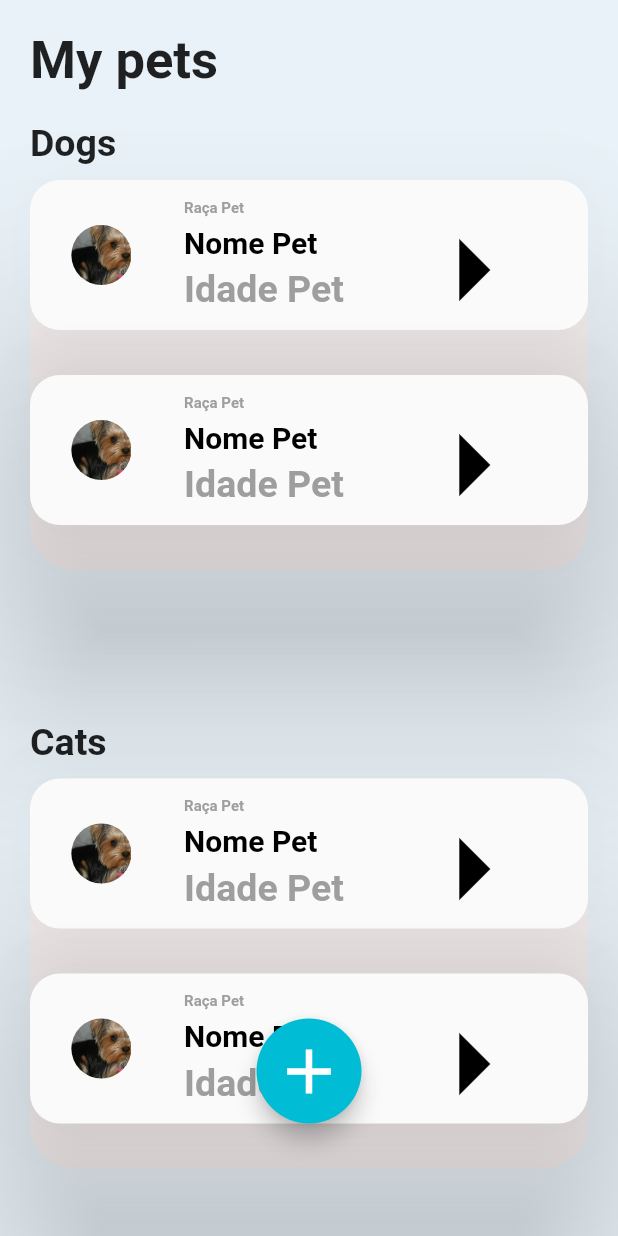
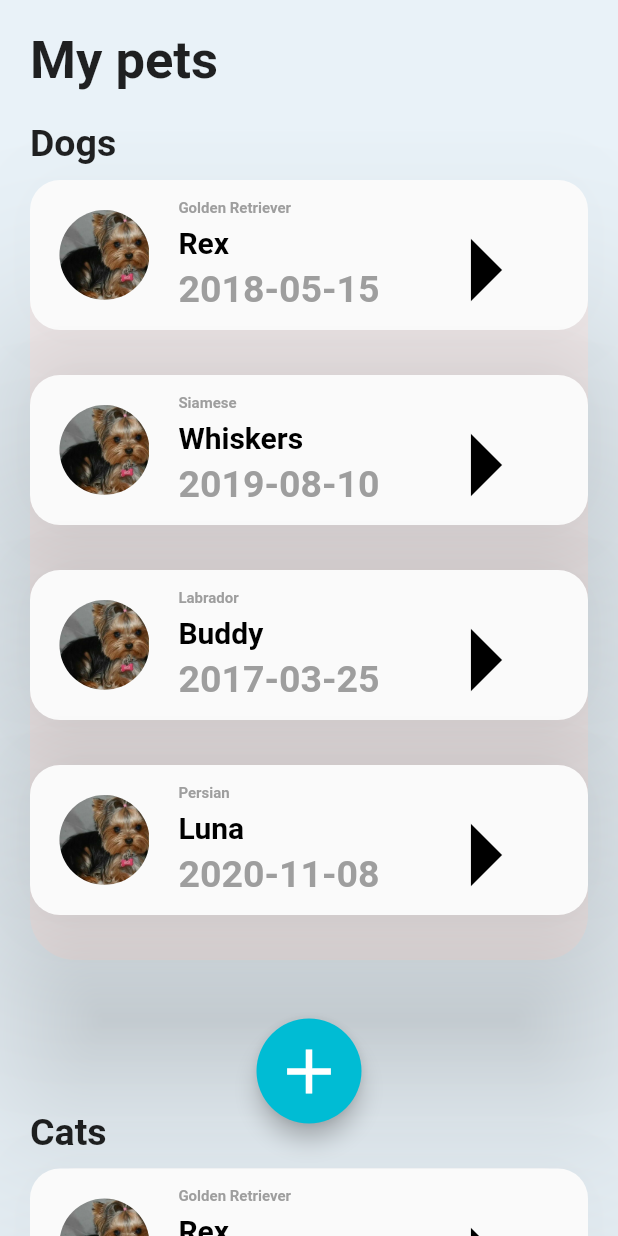
Before and after one commit to Fabricio-SM/Projeto-Flutter, a Flutter app: the PetsMenu screen opened directly, on a phone screen of 412 x 824 dp. Run offline on Flutter 3.47's test engine with Material 2 defaults, Android fonts, the phone set to English and light mode, and no system bars; Roboto replaces fonts that are missing (helvetica).

Commit message:
Inserção Provider tela pet

```diff
--- a/lib/models/pet.dart
+++ b/lib/models/pet.dart
@@ -2,7 +2,7 @@ class Pet {
   final String tipo;
   final String nome;
   final String raca;
-  final DateTime dataNasc;
+  final String dataNasc;
 
-  const Pet(this.tipo, this.nome, this.raca, this.dataNasc);
+  const Pet(this.tipo, this.nome, this.raca, this.dataNasc,);
 }
--- a/lib/routes/pets_menu_page.dart
+++ b/lib/routes/pets_menu_page.dart
@@ -45,7 +45,8 @@ class _PetsMenuState extends State<PetsMenu> {
                     SizedBox(height: 20),
                     Text(
                       "Dogs",
-                  style: TextStyle(fontSize: 25, fontWeight: FontWeight.bold),
+                      style:
+                          TextStyle(fontSize: 25, fontWeight: FontWeight.bold),
                       textAlign: TextAlign.start,
                     ),
                     Container(
@@ -53,27 +54,30 @@ class _PetsMenuState extends State<PetsMenu> {
                       width: 1080,
                       decoration: BoxDecoration(
                         color: Color.fromARGB(236, 247, 239, 239),
-                      borderRadius: BorderRadius.circular(30)),
-                  child: Column(children: [
-                    ListView(
+                        borderRadius: BorderRadius.circular(30),
+                      ),
+                      child: ListView.builder(
                         shrinkWrap: true,
-                      children: [
-                        Container(
-                          margin: EdgeInsets.only(bottom: 30.0),
-                          child: PetCard(),
+                        itemCount: cache.listPet.length,
+                        itemBuilder: (context, index) {
+                          return Padding(
+                            padding: const EdgeInsets.only(bottom: 30),
+                            child: PetCard(
+                              cache.listPet[index].nome,
+                              pets: cache.listPet,
+                              index: index,
                             ),
-                        Container(
-                          margin: EdgeInsets.only(bottom: 30.0),
-                          child: PetCard(),
+                          );
+                        },
                       ),
-                      ],
-                    )
-                  ]),
                     ),
                     SizedBox(height: 50),
                     Text(
                       "Cats",
-                  style: TextStyle(fontSize: 25, fontWeight: FontWeight.bold),
+                      style: TextStyle(
+                        fontSize: 25,
+                        fontWeight: FontWeight.bold,
+                      ),
                     ),
                     Container(
                       margin: EdgeInsets.only(bottom: 160, top: 10),
@@ -82,19 +86,20 @@ class _PetsMenuState extends State<PetsMenu> {
                           color: Color.fromARGB(236, 247, 239, 239),
                           borderRadius: BorderRadius.circular(30)),
                       child: Column(children: [
-                    ListView(
+                        ListView.builder(
                           shrinkWrap: true,
-                      children: [
-                        Container(
-                          margin: EdgeInsets.only(bottom: 30.0),
-                          child: PetCard(),
+                          itemCount: cache.listPet.length,
+                          itemBuilder: (context, index) {
+                            return Padding(
+                              padding: const EdgeInsets.only(bottom: 30),
+                              child: PetCard(
+                                cache.listPet[index].nome,
+                                pets: cache.listPet,
+                                index: index,
                               ),
-                        Container(
-                          margin: EdgeInsets.only(bottom: 30.0),
-                          child: PetCard(),
+                            );
+                          },
                         ),
-                      ],
-                    )
                       ]),
                     ),
                   ],
@@ -119,8 +124,10 @@ class _PetsMenuState extends State<PetsMenu> {
               ),
             ),
           ),
-      floatingActionButtonLocation: FloatingActionButtonLocation.centerFloat,
-    );},
+          floatingActionButtonLocation:
+              FloatingActionButtonLocation.centerFloat,
+        );
+      },
     );
   }
 }
--- a/lib/widgets/card.dart
+++ b/lib/widgets/card.dart
@@ -1,16 +1,17 @@
 // ignore_for_file: prefer_const_constructors, prefer_const_literals_to_create_immutables
 
 import 'package:flutter/material.dart';
-import 'package:provider/provider.dart';
-import 'package:trabalho_pdm/widgets/pet_cache.dart';
+import 'package:trabalho_pdm/models/pet.dart';
 
 class PetCard extends StatelessWidget {
-  const PetCard({super.key});
+  final List<Pet> pets;
+  final int index;
+
+  const PetCard(String nome,
+      {super.key, required this.pets, required this.index});
 
   @override
   Widget build(BuildContext context) {
-    return Consumer<PetCache>(
-      builder: (context, cache, _) {
     return Material(
       borderRadius: const BorderRadius.all(
         Radius.circular(20),
@@ -26,7 +27,7 @@ class PetCard extends StatelessWidget {
           mainAxisAlignment: MainAxisAlignment.spaceAround,
           children: [
             Container(
-                  width: 40,
+              width: 60,
               decoration: BoxDecoration(
                 shape: BoxShape.circle,
                 border: Border.all(
@@ -47,24 +48,24 @@ class PetCard extends StatelessWidget {
                     crossAxisAlignment: CrossAxisAlignment.start,
                     children: [
                       Text(
-                            //cache.listPet[0].raca,
-                            "Raça Pet",
+                        pets[index].raca,
+                        //"Raça Pet",
                         style: TextStyle(
                             fontSize: 10,
                             color: Colors.grey,
                             fontWeight: FontWeight.bold),
                       ),
                       Text(
-                            //cache.listPet[0].nome,
-                            "Nome Pet",
+                        pets[index].nome,
+                        //"Nome Pet",
                         style: TextStyle(
                             fontSize: 20,
                             color: Color.fromARGB(255, 0, 0, 0),
                             fontWeight: FontWeight.bold),
                       ),
                       Text(
-                            //cache.listPet[0].dataNasc,
-                            "Idade Pet",
+                        pets[index].dataNasc,
+                        //"Idade Pet",
                         style: TextStyle(
                             fontSize: 25,
                             color: Colors.grey,
@@ -85,7 +86,5 @@ class PetCard extends StatelessWidget {
         ),
       ),
     );
-      },
-    );
   }
 }
--- a/lib/widgets/pet_cache.dart
+++ b/lib/widgets/pet_cache.dart
@@ -1,3 +1,5 @@
+// ignore_for_file: prefer_const_constructors
+
 import 'dart:collection';
 import 'package:flutter/material.dart';
 import 'package:trabalho_pdm/models/pet.dart';
@@ -6,12 +8,16 @@ class PetCache extends ChangeNotifier {
   var _indexP = -1;
 
   final List<Pet> _pets = [
-    //Pet(tipo, nome, raca, dataNasc),
+    Pet('Cão', 'Rex', 'Golden Retriever', '2018-05-15'),
+    Pet('Gato', 'Whiskers', 'Siamese', '2019-08-10'),
+    Pet('Cão', 'Buddy', 'Labrador', '2017-03-25'),
+    Pet('Gato', 'Luna', 'Persian', '2020-11-08'),
   ];
 
-  void addPet(String tipo, String nome, String raca, DateTime dataNasc) {
+  void addPet(String tipo, String nome, String raca, String dataNasc) {
     _pets.add(Pet(tipo, nome, raca, dataNasc));
     notifyListeners();
+    addItem(_pets, _indexP);
   }
 
   // Recupera o index do último elemento selecionado.
@@ -27,4 +33,22 @@ class PetCache extends ChangeNotifier {
   }
 
   UnmodifiableListView<Pet> get listPet => UnmodifiableListView<Pet>(_pets);
+
+  final Map<String, List<Pet>> _itemsByTipo = {};
+
+  Map<String, List<Pet>> get itemsByTipo => _itemsByTipo;
+
+  void addItem(List<Pet> pet, int index) {
+    final tipo = pet[index].tipo;
+
+    if (!_itemsByTipo.containsKey(tipo)) {
+      _itemsByTipo[tipo] = [];
+    }
+    //_itemsByTipo[tipo]?.add(_pets);
+    notifyListeners();
+  }
+
+  List<Pet> getItemsByTipo(String tipo) {
+    return _itemsByTipo[tipo] ?? [];
+  }
 }
```
Also changed, not shown: lib/routes/menu_page.dart (+6 -54 lines), lib/routes/pet_page.dart (+12 -11 lines), lib/routes/profile_page.dart (line endings or trailing spaces). Lines whose indentation alone changed are shown as unchanged.
